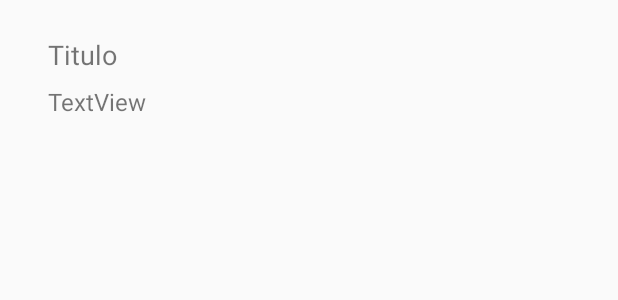
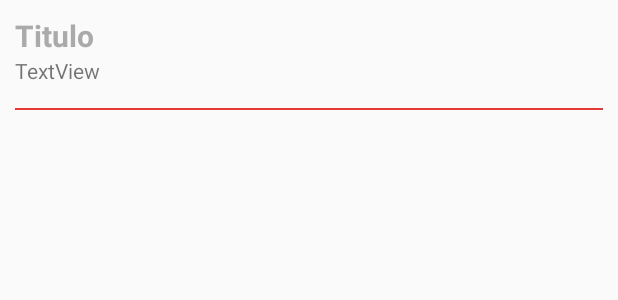
Before and after one commit to MarcosMarossi/medical-record, an Android app: the layout adapter.xml on its own in the app's theme, with its tools: preview values and no code run, on a phone screen of 412 x 824 dp. Shown: the top 300 px of the screen. Run offline under Robolectric (Android 15) with nearby library versions, the phone set to English and light mode, and no system bars; Roboto replaces fonts that are not available here.

Commit message:
Add history list

```diff
--- a/app/src/main/java/com/example/emr/Adapter/Adapter.java
+++ b/app/src/main/java/com/example/emr/Adapter/Adapter.java
@@ -30,8 +30,8 @@ public class Adapter extends BaseAdapter {
 
         final View view = inflater.inflate(R.layout.list_menu,null);
 
-        TextView titulo = view.findViewById(R.id.txtTitulo);
-        TextView descricao = view.findViewById(R.id.txtDescricao);
+        TextView titulo = view.findViewById(R.id.txtTitulo1 );
+        TextView descricao = view.findViewById(R.id.txtDescricao1 );
         ImageView imagem = view.findViewById(R.id.imgMenu);
 
         titulo.setText(dados[i][0]);
--- a/app/src/main/java/com/example/emr/Services/DataService.java
+++ b/app/src/main/java/com/example/emr/Services/DataService.java
@@ -36,8 +36,8 @@ public interface DataService {
     @POST("api/schedulling")
     Call<Scheduling> agendar(@Body Scheduling scheduling);
 
-    @GET("api/screcord/schedullingsByDates/11/2019")
-    Call<Test> historico(@Query( "date" ) String date);
+    @GET("api/screcord/schedullingsByDates/{month}/{year}")
+    Call<Test> historico(@Path( "month" ) String month, @Path( "year" ) String year);
 
     @GET("api/patients")
     Call<ArrayList<User>> getAllPatients();
--- a/app/src/main/java/com/example/emr/User/Scheduling/Slide02Activity.java
+++ b/app/src/main/java/com/example/emr/User/Scheduling/Slide02Activity.java
@@ -13,7 +13,6 @@ import android.widget.Spinner;
 import android.widget.Toast;
 
 import com.example.emr.Config.RetrofitConfig;
-import com.example.emr.Config.Validate;
 import com.example.emr.Helper.MaskEditUtil;
 import com.example.emr.Models.Scheduling;
 import com.example.emr.R;
@@ -79,9 +78,9 @@ public class Slide02Activity extends AppCompatActivity {
             public void onClick(View v) {
 
                 hourSelected = etHour.getText().toString();
-                String sHour = Validate.validateHour( hourSelected );
+                //String sHour = Validate.validateHour( hourSelected );
                 dateSelected = etDate.getText().toString();
-                String sDate = Validate.validateDate( dateSelected );
+                //String sDate = Validate.validateDate( dateSelected );
 
                 if (hourSelected.isEmpty()){
                     Toast.makeText( Slide02Activity.this, "Nenhum horário selecionado!", Toast.LENGTH_SHORT ).show();
--- a/app/src/main/res/layout/adapter.xml
+++ b/app/src/main/res/layout/adapter.xml
@@ -1,44 +1,30 @@
 <?xml version="1.0" encoding="utf-8"?>
-<android.support.constraint.ConstraintLayout xmlns:android="http://schemas.android.com/apk/res/android"
+<LinearLayout xmlns:android="http://schemas.android.com/apk/res/android"
     xmlns:app="http://schemas.android.com/apk/res-auto"
-    xmlns:tools="http://schemas.android.com/tools"
     android:layout_width="match_parent"
-    android:layout_height="match_parent">
-
-    <android.support.constraint.Guideline
-        android:id="@+id/guideline"
-        android:layout_width="wrap_content"
-        android:layout_height="wrap_content"
-        android:orientation="horizontal"
-        app:layout_constraintGuide_begin="16dp" />
+    android:layout_height="wrap_content"
+    android:orientation="vertical"
+    android:padding="10dp">
 
     <TextView
-        android:id="@+id/txtTitulo"
-        android:layout_width="wrap_content"
+        android:id="@+id/txtTitulo1"
+        android:layout_width="match_parent"
         android:layout_height="wrap_content"
-        android:layout_marginStart="32dp"
-        android:layout_marginTop="8dp"
         android:text="Titulo"
-        android:textSize="18sp"
-        app:layout_constraintStart_toStartOf="parent"
-        app:layout_constraintTop_toTopOf="@+id/guideline" />
+        android:textColor="@android:color/darker_gray"
+        android:textSize="20sp"
+        android:textStyle="bold" />
 
     <TextView
-        android:id="@+id/txtDescricao"
-        android:layout_width="wrap_content"
+        android:id="@+id/txtDescricao1"
+        android:layout_width="match_parent"
         android:layout_height="wrap_content"
-        android:layout_marginStart="32dp"
-        android:layout_marginTop="8dp"
-        android:text="TextView"
-        android:textSize="16sp"
-        app:layout_constraintStart_toStartOf="parent"
-        app:layout_constraintTop_toBottomOf="@+id/txtTitulo" />
+        android:text="TextView" />
 
-    <android.support.constraint.Guideline
-        android:id="@+id/guideline3"
-        android:layout_width="wrap_content"
-        android:layout_height="wrap_content"
-        android:orientation="horizontal"
-        app:layout_constraintGuide_begin="88dp" />
+    <include
+        layout="@layout/divisor"
+        android:layout_width="match_parent"
+        android:layout_height="1dp"
+        android:layout_marginTop="15dp" />
 
-</android.support.constraint.ConstraintLayout>
+</LinearLayout>
--- /dev/null
+++ b/app/src/main/res/layout/divisor.xml
@@ -0,0 +1,7 @@
+<?xml version="1.0" encoding="utf-8"?>
+<ImageView
+    xmlns:android="http://schemas.android.com/apk/res/android"
+    android:layout_width="match_parent"
+    android:layout_height="1dp"
+    android:background="@color/colorPrimary"
+    android:scaleType="fitXY" />
--- a/app/src/main/res/layout/list_menu.xml
+++ b/app/src/main/res/layout/list_menu.xml
@@ -20,7 +20,7 @@
         app:layout_constraintGuide_begin="120dp" />
 
     <TextView
-        android:id="@+id/txtTitulo"
+        android:id="@+id/txtTitulo1"
         android:layout_width="wrap_content"
         android:layout_height="wrap_content"
         android:layout_marginStart="8dp"
@@ -34,7 +34,7 @@
         app:layout_constraintTop_toTopOf="@+id/guideline" />
 
     <TextView
-        android:id="@+id/txtDescricao"
+        android:id="@+id/txtDescricao1"
         android:layout_width="wrap_content"
         android:layout_height="wrap_content"
         android:layout_marginStart="20dp"
@@ -45,7 +45,7 @@
         app:layout_constraintEnd_toEndOf="parent"
         app:layout_constraintHorizontal_bias="0.005"
         app:layout_constraintStart_toStartOf="@+id/guideline8"
-        app:layout_constraintTop_toBottomOf="@+id/txtTitulo" />
+        app:layout_constraintTop_toBottomOf="@+id/txtTitulo1" />
 
     <ImageView
         android:id="@+id/imgMenu"
--- a/app/src/main/res/values/strings.xml
+++ b/app/src/main/res/values/strings.xml
@@ -71,7 +71,6 @@
     <string name="sair_sim">Sim</string>
     <string name="sair_nao">Não</string>
     <string name="sair_titulo">Tem certeza que deseja sair?</string>
-
 
 
     <string-array name="categorias">
@@ -162,5 +161,4 @@
     <string name="categoria">Selecione uma categoria</string>
 
 
-
 </resources>
```
Also changed, not shown: app/src/main/AndroidManifest.xml (+5 -3 lines), app/src/main/java/com/example/emr/Adapter/AdapterScheduling.java (+11 -11 lines), app/src/main/java/com/example/emr/Config/Validate.java (deleted, +0 -22 lines), app/src/main/java/com/example/emr/Models/Test.java (+8 -0 lines), app/src/main/java/com/example/emr/User/HistoryActivity.java (+68 -34 lines), app/src/main/java/com/example/emr/User/Prontuario.java (added, +15 -0 lines), app/src/main/java/com/example/emr/User/RecyclerItemClickListener.java (added, +59 -0 lines), app/src/main/res/layout/act_calendar.xml (+3 -4 lines), app/src/main/res/layout/act_prontuario.xml (added, +9 -0 lines), app/build.gradle (line endings or trailing spaces).
